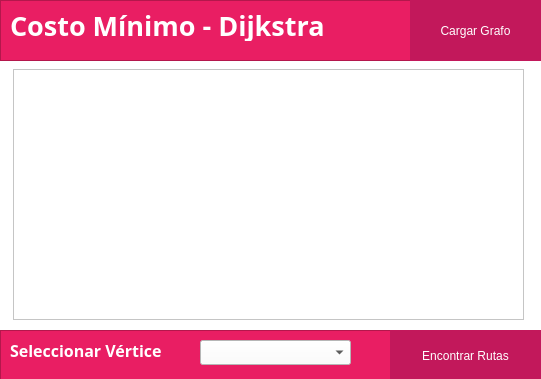
Before: the Qt Designer form dijkstrawindow.ui in carlosvelaquez/Proyecto-EdD1, drawn with Qt 5.
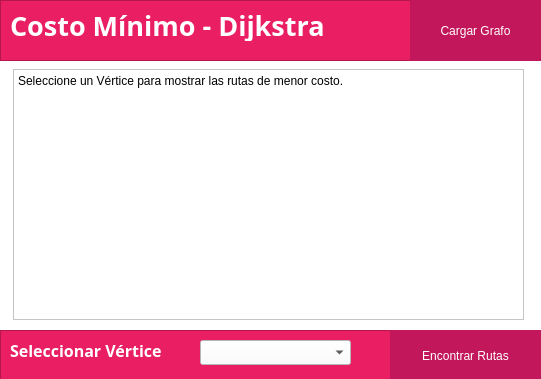
After: the same form once the commit is applied.

What changed in the file:
```diff
--- a/dijkstrawindow.ui
+++ b/dijkstrawindow.ui
@@ -179,6 +179,13 @@
      <height>251</height>
     </rect>
    </property>
+   <property name="html">
+    <string>&lt;!DOCTYPE HTML PUBLIC &quot;-//W3C//DTD HTML 4.0//EN&quot; &quot;http://www.w3.org/TR/REC-html40/strict.dtd&quot;&gt;
+&lt;html&gt;&lt;head&gt;&lt;meta name=&quot;qrichtext&quot; content=&quot;1&quot; /&gt;&lt;style type=&quot;text/css&quot;&gt;
+p, li { white-space: pre-wrap; }
+&lt;/style&gt;&lt;/head&gt;&lt;body style=&quot; font-family:'Sans Serif'; font-size:9pt; font-weight:400; font-style:normal;&quot;&gt;
+&lt;p style=&quot; margin-top:0px; margin-bottom:0px; margin-left:0px; margin-right:0px; -qt-block-indent:0; text-indent:0px;&quot;&gt;Seleccione un Vértice para mostrar las rutas de menor costo.&lt;/p&gt;&lt;/body&gt;&lt;/html&gt;</string>
+   </property>
   </widget>
  </widget>
  <resources/>
```
